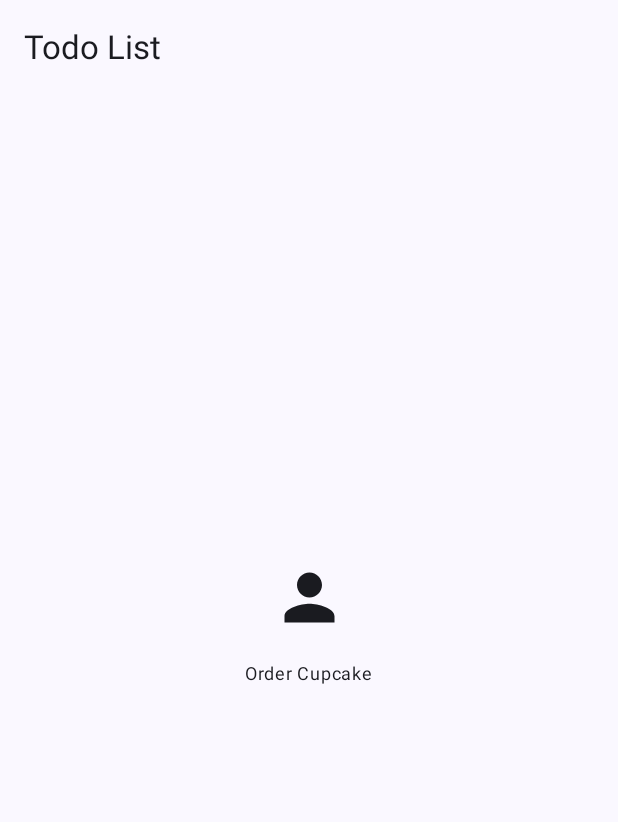
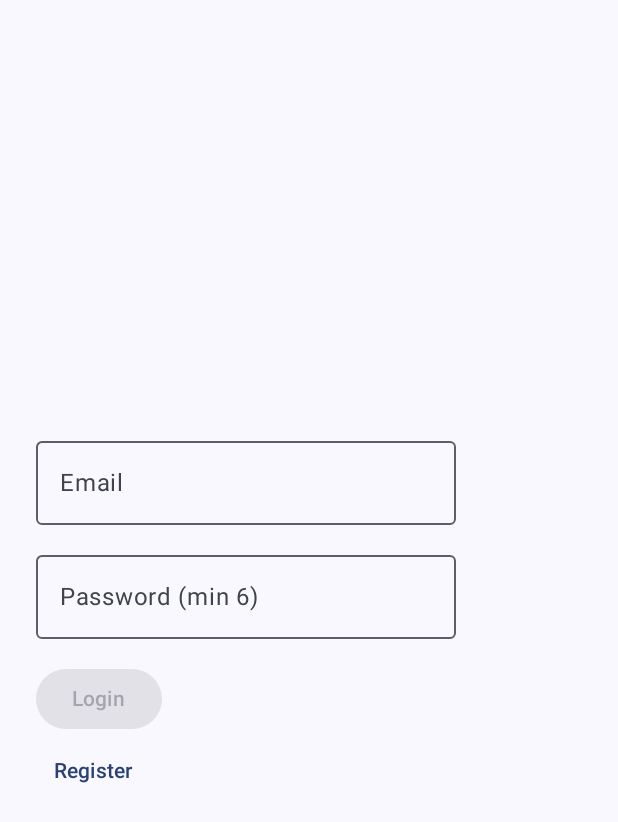
Before and after one commit to TranDucLuong2201/Mid-termExam, an Android app built with Jetpack Compose: the FirstScreen screen opened through its navigation route, on a phone screen of 412 x 824 dp. Shown: the top 822 px of the screen. Run offline under Robolectric (Android 15) with nearby library versions, the phone set to English and light mode, and no system bars.

Commit message:
Setup Cli

```diff
--- a/app/build.gradle.kts
+++ b/app/build.gradle.kts
@@ -50,6 +50,7 @@ dependencies {
     implementation(libs.androidx.compose.ui.graphics)
     implementation(libs.androidx.compose.ui.tooling.preview)
     implementation(libs.androidx.compose.material3)
+    implementation(libs.androidx.compose.foundation.layout)
     testImplementation(libs.junit)
     androidTestImplementation(libs.androidx.junit)
     androidTestImplementation(libs.androidx.espresso.core)
--- a/app/src/main/java/com/android/mid_termexam/todo/screen/FirstScreen.kt
+++ b/app/src/main/java/com/android/mid_termexam/todo/screen/FirstScreen.kt
@@ -1,81 +1,62 @@
+// File: app/src/main/java/com/android/mid_termexam/todo/screen/FirstScreen.kt
 package com.android.mid_termexam.todo.screen
 
-import android.annotation.SuppressLint
 import androidx.compose.foundation.layout.Arrangement
-import androidx.compose.foundation.layout.Box
 import androidx.compose.foundation.layout.Column
 import androidx.compose.foundation.layout.Spacer
 import androidx.compose.foundation.layout.fillMaxSize
 import androidx.compose.foundation.layout.height
-import androidx.compose.foundation.layout.size
-import androidx.compose.foundation.shape.CircleShape
-import androidx.compose.material.icons.Icons
-import androidx.compose.material.icons.filled.Person
-import androidx.compose.material3.ExperimentalMaterial3Api
-import androidx.compose.material3.Icon
-import androidx.compose.material3.Scaffold
+import androidx.compose.foundation.layout.padding
+import androidx.compose.material3.Button
+import androidx.compose.material3.OutlinedTextField
+import androidx.compose.material3.Surface
 import androidx.compose.material3.Text
-import androidx.compose.material3.TopAppBar
+import androidx.compose.material3.TextButton
 import androidx.compose.runtime.Composable
-import androidx.compose.ui.Alignment
 import androidx.compose.ui.Modifier
-import androidx.compose.ui.draw.clip
-import androidx.compose.ui.tooling.preview.Preview
 import androidx.compose.ui.unit.dp
-import androidx.compose.ui.unit.sp
 import androidx.lifecycle.viewmodel.compose.viewModel
 import com.android.mid_termexam.todo.viewmodel.FirstViewModel
 
-/**
- * XEM PHẦN Example của mỗi phần để lấy hướng dẫn cụ thể
- */
-@OptIn(ExperimentalMaterial3Api::class)
-@SuppressLint("UnusedMaterial3ScaffoldPaddingParameter")
 @Composable
 fun FirstScreen(
-    modifier: Modifier,
-    onClick: () -> Unit = { },
-    onBackClick: () -> Unit = { },
-    viewModel: FirstViewModel = viewModel()
+    modifier: Modifier = Modifier,
+    viewModel: FirstViewModel = viewModel(),
+    onAuthSuccess: (String) -> Unit = { }
 ) {
-    Scaffold(
-        modifier = modifier.fillMaxSize(),
-        topBar = {
-            TopAppBar(
-                title = { Text("Todo List") }
+    Surface(modifier = modifier.fillMaxSize()) {
+        Column(
+            modifier = Modifier.padding(24.dp),
+            verticalArrangement = Arrangement.Center
+        ) {
+            OutlinedTextField(
+                value = viewModel.email,
+                onValueChange = viewModel::onEmailChange,
+                label = { Text("Email") },
+                isError = viewModel.email.isNotBlank() && !viewModel.isEmailValid()
             )
-        },
-    ) {
-        Column(
-            modifier = Modifier.fillMaxSize(),
-            verticalArrangement = Arrangement.Center, // Sắp xếp theo chiều dọc, từ trên xuống dưới
-            horizontalAlignment = Alignment.CenterHorizontally // Căn giữa theo chiều ngang
-        ) {
-            // Các thành phần sẽ được xếp từ trên xuống dưới, giữa theo chiều ngang
-            Box(
-                modifier = Modifier
-                    .size(70.dp)
-                    .clip(CircleShape),
-                contentAlignment = Alignment.Center
+            Spacer(modifier = Modifier.height(12.dp))
+            OutlinedTextField(
+                value = viewModel.password,
+                onValueChange = viewModel::onPasswordChange,
+                label = { Text("Password (min 6)") },
+                singleLine = true,
+                isError = viewModel.password.isNotBlank() && !viewModel.isPasswordValid()
+            )
+            Spacer(modifier = Modifier.height(16.dp))
+            Button(
+                onClick = {
+                    if (viewModel.login()) onAuthSuccess(viewModel.email)
+                },
+                enabled = viewModel.canSubmit()
             ) {
-                Icon(
-                    Icons.Default.Person,
-                    contentDescription = null,
-                    modifier = Modifier.size(50.dp)
-                )
+                Text("Login")
             }
-            Spacer(modifier = Modifier.height(4.dp))
-            Text(
-                text = "Order Cupcake",
-                fontSize = 12.sp,
-                maxLines = 1
-            )
+            TextButton(onClick = {
+                if (viewModel.register()) onAuthSuccess(viewModel.email)
+            }) {
+                Text("Register")
+            }
         }
     }
 }
-
-@Composable
-@Preview
-fun FirstScreenPreview() {
-    FirstScreen(modifier = Modifier)
-}
--- a/app/src/main/java/com/android/mid_termexam/todo/viewmodel/FirstViewModel.kt
+++ b/app/src/main/java/com/android/mid_termexam/todo/viewmodel/FirstViewModel.kt
@@ -1,29 +1,35 @@
+// File: app/src/main/java/com/android/mid_termexam/todo/screen/FirstViewModel.kt
 package com.android.mid_termexam.todo.viewmodel
 
+import android.util.Patterns
+import androidx.compose.runtime.getValue
+import androidx.compose.runtime.mutableStateOf
+import androidx.compose.runtime.setValue
+import androidx.lifecycle.SavedStateHandle
 import androidx.lifecycle.ViewModel
-import com.android.mid_termexam.todo.model.ExampleUiState
-import kotlinx.coroutines.flow.MutableStateFlow
-import kotlinx.coroutines.flow.asStateFlow
-import kotlinx.coroutines.flow.update
 
-/**
- * HƯỚNG DẪN TẠO VIEWMODEL
- *
- */
-class FirstViewModel : ViewModel() {
-    val _Example_uiState = MutableStateFlow(ExampleUiState())
-    val uiState = _Example_uiState.asStateFlow()
+class FirstViewModel(private val savedStateHandle: SavedStateHandle) : ViewModel() {
+    var email by mutableStateOf(savedStateHandle.get<String>("email") ?: "")
+        private set
+    var password by mutableStateOf(savedStateHandle.get<String>("password") ?: "")
+        private set
 
-    fun onEmailChange(newEmail: String) {
-        _Example_uiState.update { currentState ->
-            currentState.copy(email = newEmail)
-        }
+    fun onEmailChange(v: String) {
+        email = v
+        savedStateHandle["email"] = v
     }
 
-    fun onPasswordChange(newPassword: String) {
-        _Example_uiState.update { currentState ->
-            currentState.copy(password = newPassword)
-        }
+    fun onPasswordChange(v: String) {
+        password = v
+        savedStateHandle["password"] = v
     }
 
+    fun isEmailValid(): Boolean = email.isNotBlank() && Patterns.EMAIL_ADDRESS.matcher(email).matches()
+    fun isPasswordValid(): Boolean = password.length >= 6
+
+    fun canSubmit(): Boolean = isEmailValid() && isPasswordValid()
+
+    // Simple placeholder actions: return true when validation passes
+    fun login(): Boolean = canSubmit()
+    fun register(): Boolean = canSubmit()
 }
--- a/gradle/libs.versions.toml
+++ b/gradle/libs.versions.toml
@@ -10,6 +10,7 @@ activityCompose = "1.12.0"
 composeBom = "2024.09.00"
 materialIconsExtended = "1.7.8"
 navigationCompose = "2.9.6"
+foundationLayout = "1.9.5"
 
 [libraries]
 androidx-compose-material-icons-extended = { module = "androidx.compose.material:material-icons-extended", version.ref = "materialIconsExtended" }
@@ -29,6 +30,7 @@ androidx-compose-ui-tooling-preview = { group = "androidx.compose.ui", name = "u
 androidx-compose-ui-test-manifest = { group = "androidx.compose.ui", name = "ui-test-manifest" }
 androidx-compose-ui-test-junit4 = { group = "androidx.compose.ui", name = "ui-test-junit4" }
 androidx-compose-material3 = { group = "androidx.compose.material3", name = "material3" }
+androidx-compose-foundation-layout = { group = "androidx.compose.foundation", name = "foundation-layout", version.ref = "foundationLayout" }
 
 [plugins]
 android-application = { id = "com.android.application", version.ref = "agp" }
```
Also changed, not shown: app/src/main/java/com/android/mid_termexam/todo/MainNavigation.kt (+42 -12 lines), app/src/main/java/com/android/mid_termexam/todo/model/Todo.kt (added, +9 -0 lines), app/src/main/java/com/android/mid_termexam/todo/screen/SecondScreen.kt (+78 -6 lines), app/src/main/java/com/android/mid_termexam/todo/screen/ThirdScreen.kt (+40 -4 lines), app/src/main/java/com/android/mid_termexam/todo/viewmodel/SecondViewModel.kt (+33 -0 lines), app/src/main/java/com/android/mid_termexam/todo/viewmodel/ThirdViewModel.kt (+45 -1 lines), 1 other file.
